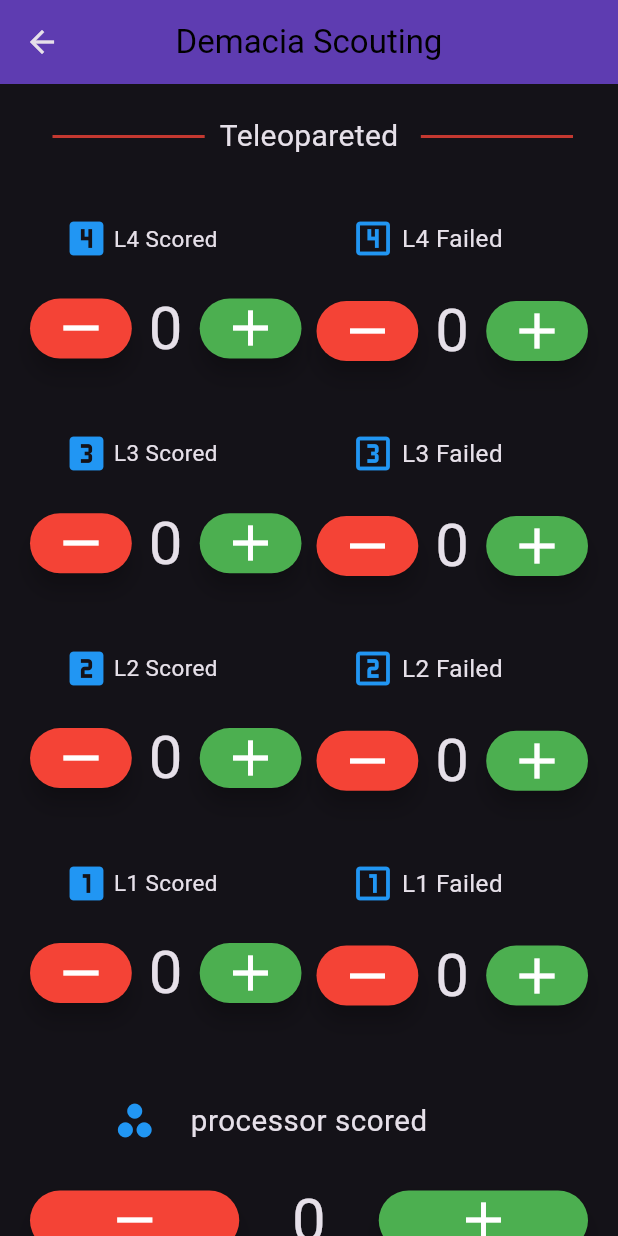
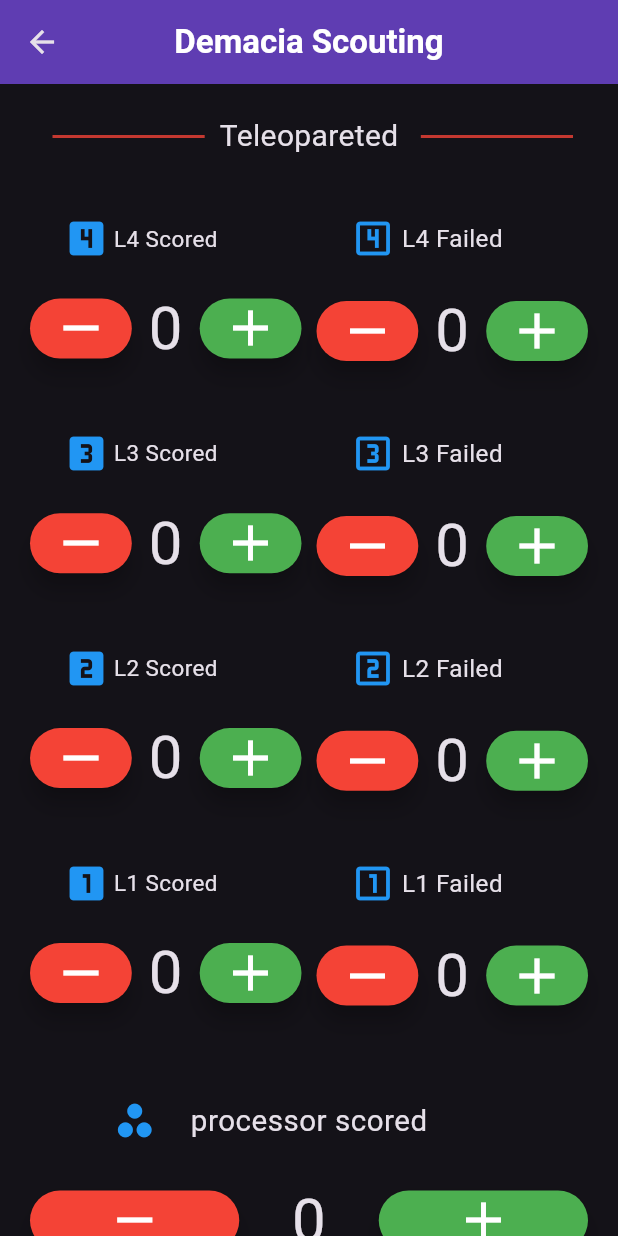
Before and after one commit to Tomer-3431/scouting_qr, a Flutter app: the EndGameForm screen opened directly with empty values, after a tap on the "arrow back" icon, on a phone screen of 412 x 824 dp. Run offline on Flutter 3.47's test engine with Material 3 defaults, Android fonts, the light colour scheme and no system bars; our stand-ins replace qr_flutter; missing offline and left inert: orbit_standard_library.

Commit message:
fix prievies mistakes

```diff
--- a/lib/form/end_game_form.dart
+++ b/lib/form/end_game_form.dart
@@ -2,6 +2,7 @@ import 'package:flutter/material.dart';
 import 'package:orbit_standard_library/orbit_standard_library.dart';
 import 'package:scouting_qr/data/end_game_data.dart';
 import 'package:scouting_qr/data/game_data.dart';
+import 'package:scouting_qr/widgets/demacia_app_bar.dart';
 import 'package:scouting_qr/enum/climb_status.dart';
 import 'package:scouting_qr/form/general_form.dart';
 import 'package:scouting_qr/form/teleopareted_form.dart';
@@ -10,11 +11,11 @@ import 'package:scouting_qr/widgets/score_counter.dart';
 import 'package:scouting_qr/widgets/selection_divider.dart';
 
 class EndGameForm extends StatefulWidget {
-  EndGameForm({
+  const EndGameForm({
     super.key,
     required this.gameData,
   });
-  GameData gameData;
+  final GameData gameData;
 
   @override
   State<EndGameForm> createState() => _EndGameFormState();
@@ -38,17 +39,11 @@ class _EndGameFormState extends State<EndGameForm> {
   }
 
   @override
-  Widget build(BuildContext context) => Scaffold(
+  Widget build(BuildContext context) => PopScope(
+    canPop: false,
+    child: Scaffold(
       resizeToAvoidBottomInset: false,
-    appBar: AppBar(
-      centerTitle: true,
-      elevation: 5,
-      title: const Text(
-        "Demacia Scouting",
-        style: TextStyle(color: Colors.black),
-      ),
-      backgroundColor: Colors.deepPurple.shade700,
-    ),
+      appBar: DemaciaAppBar(),
       body: Stack(
         children: [
           SingleChildScrollView(
@@ -157,5 +152,6 @@ class _EndGameFormState extends State<EndGameForm> {
           )
         ]
       ),
+    ),
   );
 }
--- a/lib/form/teleopareted_form.dart
+++ b/lib/form/teleopareted_form.dart
@@ -1,17 +1,18 @@
 import 'package:flutter/material.dart';
 import 'package:scouting_qr/data/game_data.dart';
 import 'package:scouting_qr/data/teleopareted_data.dart';
+import 'package:scouting_qr/widgets/demacia_app_bar.dart';
 import 'package:scouting_qr/form/autonomous_form.dart';
 import 'package:scouting_qr/form/end_game_form.dart';
 import 'package:scouting_qr/widgets/score_counter.dart';
 import 'package:scouting_qr/widgets/selection_divider.dart';
 
 class TeleoparetedForm extends StatefulWidget {
-  TeleoparetedForm({
+  const TeleoparetedForm({
     super.key,
     required this.gameData,
   });
-  GameData gameData;
+  final GameData gameData;
 
   @override
   State<TeleoparetedForm> createState() => _TeleoparetedFormState();
@@ -57,17 +58,11 @@ class _TeleoparetedFormState extends State<TeleoparetedForm> {
   }
 
   @override
-  Widget build(BuildContext context) => Scaffold(
+  Widget build(BuildContext context) => PopScope(
+    canPop: false,
+    child: Scaffold(
       resizeToAvoidBottomInset: false,
-    appBar: AppBar(
-      centerTitle: true,
-      elevation: 5,
-      title: const Text(
-        "Demacia Scouting",
-        style: TextStyle(color: Colors.black),
-      ),
-      backgroundColor: Colors.deepPurple.shade700,
-    ),
+      appBar: DemaciaAppBar(),
       body: Stack(
         children: [
           SingleChildScrollView(
@@ -327,5 +322,6 @@ class _TeleoparetedFormState extends State<TeleoparetedForm> {
           )
         ],
       ),
+    ),
   );
 }
--- /dev/null
+++ b/lib/widgets/demacia_app_bar.dart
@@ -0,0 +1,23 @@
+import 'package:flutter/material.dart';
+
+class DemaciaAppBar extends AppBar {
+  DemaciaAppBar({super.key});
+
+  @override
+  final bool centerTitle = true;
+
+  @override
+  final double elevation = 7;
+
+  @override
+  final Widget title = Text(
+    "Demacia Scouting",
+    style: TextStyle(
+      color: Colors.white,
+      fontWeight: FontWeight.bold,
+    ),
+  );
+
+  @override
+  final Color backgroundColor = Colors.deepPurple.shade700;
+}
```
Also changed, not shown: lib/form/autonomous_form.dart (+9 -15 lines), lib/form/details_form.dart (+9 -13 lines), lib/form/general_form.dart (+9 -17 lines), lib/main.dart (+2 -5 lines), lib/qr_code/main_qr_code.dart (+13 -20 lines), lib/qr_code/not_played_qr_code.dart (+27 -21 lines), 4 other files. Lines whose indentation alone changed are shown as unchanged.
